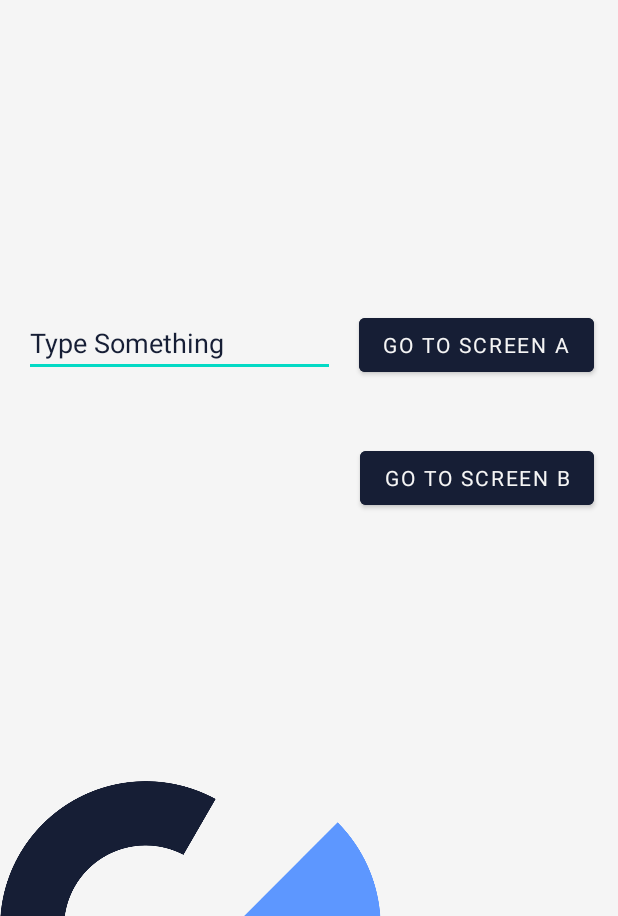
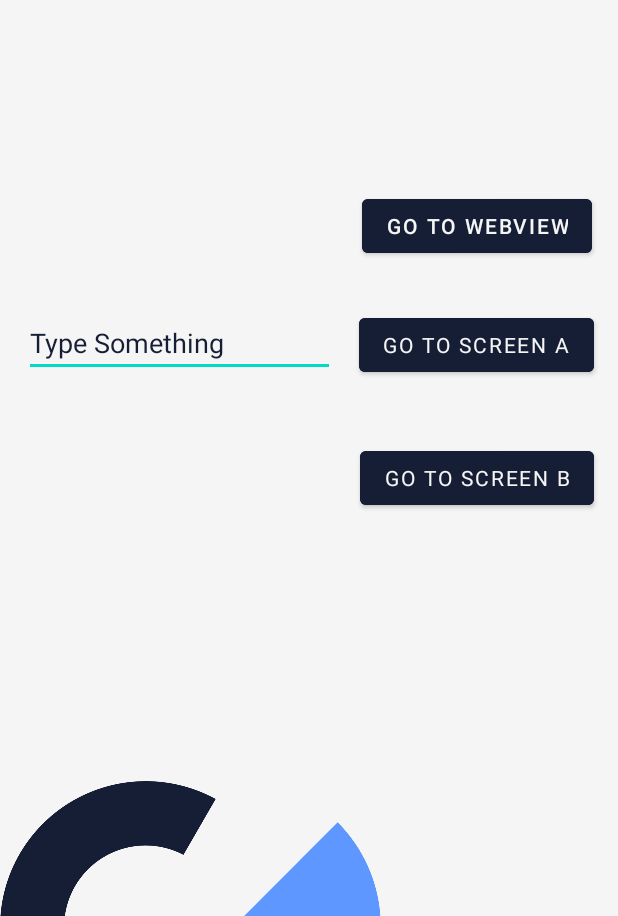
Before and after one commit to gabrieluxcam/uxcam-android-videos, an Android app: the screen it shows after launch (MainActivity), on a phone screen of 412 x 824 dp, the part 320-1236 px from its top. Run offline under Robolectric (Android 15) with nearby library versions, the phone set to English and light mode, and no system bars; libraries missing offline, so code that uses them is left out: com.uxcam, com.uxcam.datamodel; Roboto replaces fonts that are not available here.

Commit message:
feat: created webview activity

```diff
--- a/app/src/main/java/com/uxcam/videos/MainActivity.java
+++ b/app/src/main/java/com/uxcam/videos/MainActivity.java
@@ -81,4 +81,9 @@ public class MainActivity extends AppCompatActivity {
         Intent intent = new Intent(this, NewActivity.class);
         startActivity(intent);
     }
+
+    public void gotToWebview(View view) {
+        Intent intent = new Intent(this,WebViewActivity.class);
+        startActivity(intent);
+    }
 }
--- a/app/src/main/res/layout/activity_main.xml
+++ b/app/src/main/res/layout/activity_main.xml
@@ -17,11 +17,11 @@
         android:hint="@string/edit_message"
         android:inputType="textPersonName"
         android:textColor="#161E35"
+        android:textColorHint="#161E35"
         android:textColorLink="#161E35"
-        android:textColorHint="#161E35"
         app:layout_constraintBottom_toBottomOf="parent"
         app:layout_constraintEnd_toStartOf="@+id/button"
-        app:layout_constraintHorizontal_bias="0.5"
+        app:layout_constraintHorizontal_bias="0.58"
         app:layout_constraintStart_toStartOf="parent"
         app:layout_constraintTop_toTopOf="parent"
         app:layout_constraintVertical_bias="0.503" />
@@ -33,10 +33,10 @@
         android:layout_marginStart="16dp"
         android:layout_marginEnd="16dp"
         android:backgroundTint="#161E35"
-        android:textColor="#F5F5F5"
         android:fontFamily="@font/roboto_medium"
         android:onClick="sendMessage"
         android:text="@string/button_send"
+        android:textColor="#F5F5F5"
         app:layout_constraintBaseline_toBaselineOf="@+id/editTextTextPersonName"
         app:layout_constraintEnd_toEndOf="parent"
         app:layout_constraintHorizontal_bias="0.5"
@@ -79,5 +79,22 @@
         app:layout_constraintTop_toTopOf="parent"
         app:srcCompat="@drawable/logo_main" />
 
+    <Button
+        android:id="@+id/button4"
+        android:layout_width="wrap_content"
+        android:layout_height="wrap_content"
+        android:backgroundTint="#161E35"
+        android:textColor="#F5F5F5"
+        android:layout_marginStart="16dp"
+        android:layout_marginEnd="16dp"
+        android:text="@string/screen_web"
+        android:onClick="gotToWebview"
+        app:layout_constraintBottom_toTopOf="@+id/button"
+        app:layout_constraintEnd_toEndOf="parent"
+        app:layout_constraintStart_toEndOf="@+id/editTextTextPersonName"
+        app:layout_constraintTop_toBottomOf="@+id/imageView6"
+        app:layout_constraintVertical_bias="0.8" />
+
+
 
 </androidx.constraintlayout.widget.ConstraintLayout>
--- a/app/src/main/res/values/strings.xml
+++ b/app/src/main/res/values/strings.xml
@@ -9,4 +9,6 @@
     <string name="dummy_content">DUMMY\nCONTENT</string>
     <string name="this_is_a_fragment">This is a Fragment</string>
     <string name="screen_b">Go To Screen B</string>
+    <string name="test_content">This should be a filler content</string>
+    <string name="screen_web">Go To WebView</string>
 </resources>
```
Also changed, not shown: app/src/main/AndroidManifest.xml (+8 -1 lines), app/src/main/java/com/uxcam/videos/WebViewActivity.java (added, +23 -0 lines), app/src/main/res/layout/activity_web_view.xml (added, +20 -0 lines).
